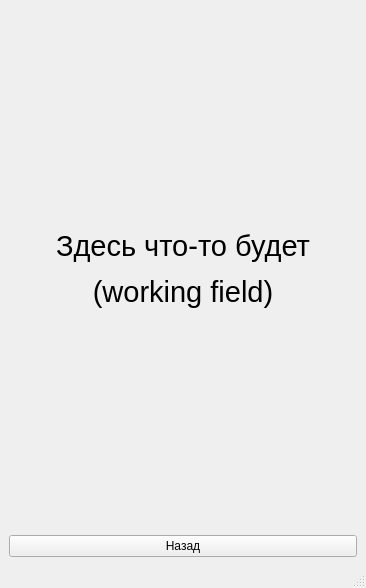
First picture: the form in CCPS/work.ui, repository grigigo/Tankists, before the edit.
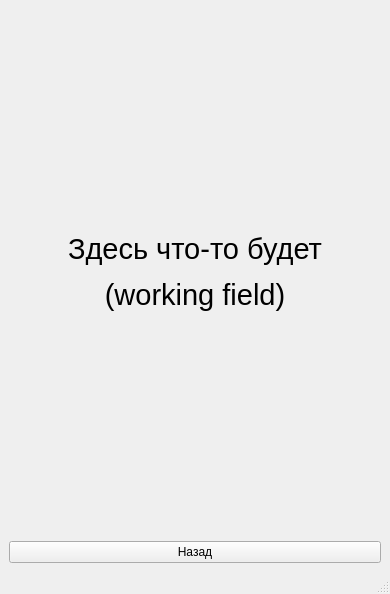
Second picture: the form after the edit.

The edit to the form file:
```diff
--- a/CCPS/work.ui
+++ b/CCPS/work.ui
@@ -6,8 +6,8 @@
    <rect>
     <x>0</x>
     <y>0</y>
-    <width>366</width>
-    <height>588</height>
+    <width>390</width>
+    <height>594</height>
    </rect>
   </property>
   <property name="windowTitle">
```
Left out of the diff: 2 changed lines with no effect on the pictures.
